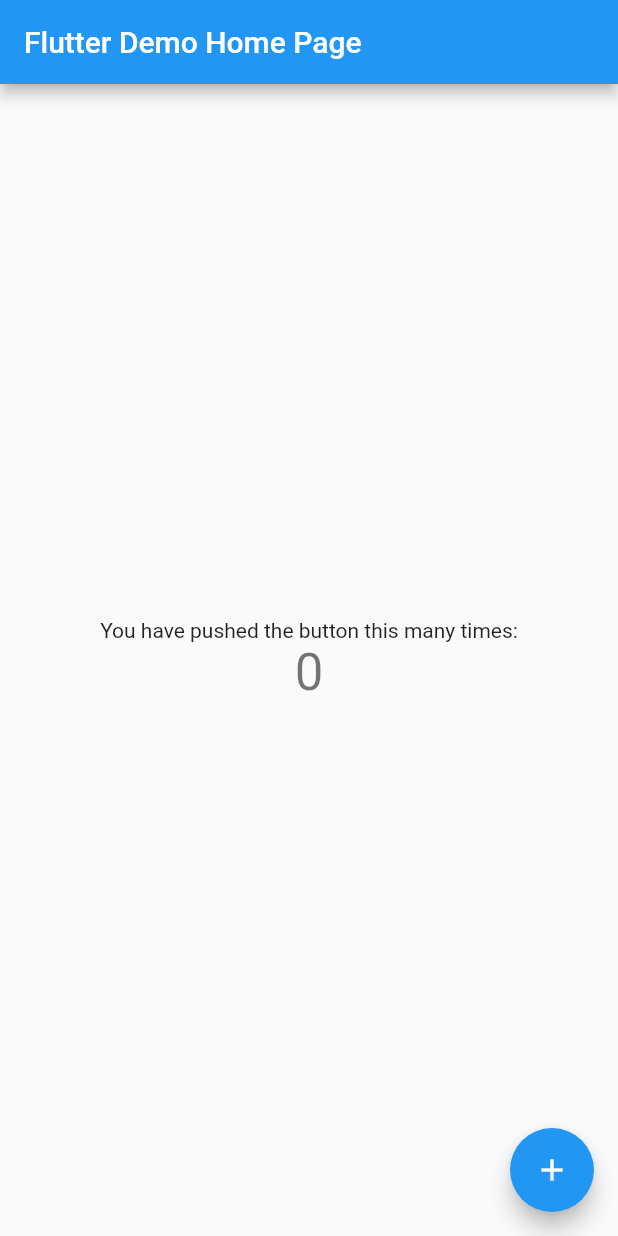
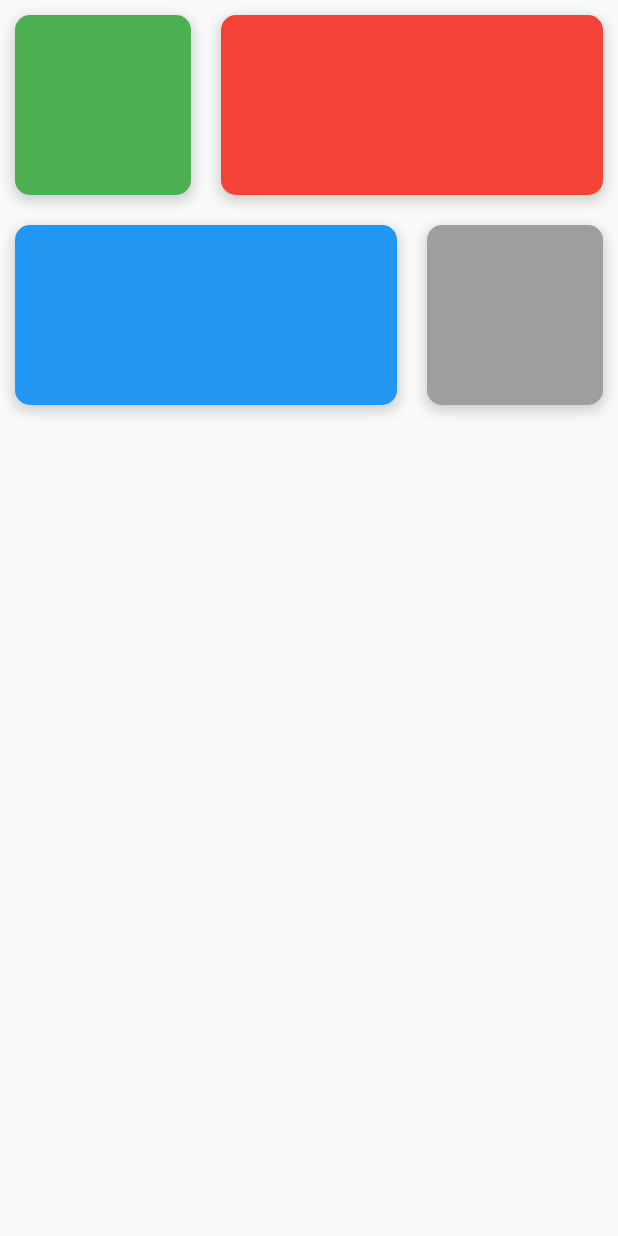
Before and after one commit to rikardro/HarmonyHub, a Flutter app: the screen it shows after launch, on a phone screen of 412 x 824 dp. Run offline on Flutter 3.47's test engine with Material 2 defaults, Android fonts, the phone set to English and light mode, and no system bars.

Commit message:
Basic cards

```diff
--- /dev/null
+++ b/healthapp/lib/dashboard/dashboard_card.dart
@@ -0,0 +1,36 @@
+import 'package:flutter/material.dart';
+
+class DashboardCard extends StatefulWidget {
+  const DashboardCard({Key? key, this.flex = 1, this.color = Colors.white}) : super(key: key);
+  final int? flex;
+  final Color? color;
+
+  @override
+  State<DashboardCard> createState() => _DashboardCardState();
+}
+
+class _DashboardCardState extends State<DashboardCard> {
+  @override
+  Widget build(BuildContext context) {
+    return Expanded(
+      flex: widget.flex!,
+      child: Container(
+        margin: EdgeInsets.all(10),
+        height: 120,
+        padding: const EdgeInsets.all(10),
+        decoration: BoxDecoration(
+          color: widget.color!,
+          borderRadius: BorderRadius.circular(10),
+          boxShadow: [
+            BoxShadow(
+              color: Colors.grey.withOpacity(0.5),
+              spreadRadius: 1,
+              blurRadius: 7,
+              offset: const Offset(0, 3), // changes position of shadow
+            ),
+          ],
+        ),
+        child: Container(),
+      ));
+  }
+}
--- /dev/null
+++ b/healthapp/lib/dashboard/dashboard_view.dart
@@ -0,0 +1,28 @@
+import 'package:flutter/material.dart';
+import 'dashboard_card.dart';
+
+class DashboardView extends StatelessWidget {
+  const DashboardView({Key? key}) : super(key: key);
+
+  @override
+  Widget build(BuildContext context) {
+    return Container(
+      child: Column(
+        children: [
+          Row(
+            children: [
+              DashboardCard(flex: 5, color: Colors.green,),
+              DashboardCard(flex: 10, color: Colors.red,),
+            ],
+          ),
+          Row(
+            children: [
+              DashboardCard(flex: 10, color: Colors.blue,),
+              DashboardCard(flex: 5, color: Colors.grey,),
+            ],
+          )
+        ],
+      ),
+    );
+  }
+}
--- a/healthapp/lib/main.dart
+++ b/healthapp/lib/main.dart
@@ -1,4 +1,5 @@
 import 'package:flutter/material.dart';
+import 'package:healthapp/dashboard/dashboard_view.dart';
 
 void main() {
   runApp(const MyApp());
@@ -13,15 +14,6 @@ class MyApp extends StatelessWidget {
     return MaterialApp(
       title: 'Flutter Demo',
       theme: ThemeData(
-        // This is the theme of your application.
-        //
-        // Try running your application with "flutter run". You'll see the
-        // application has a blue toolbar. Then, without quitting the app, try
-        // changing the primarySwatch below to Colors.green and then invoke
-        // "hot reload" (press "r" in the console where you ran "flutter run",
-        // or simply save your changes to "hot reload" in a Flutter IDE).
-        // Notice that the counter didn't reset back to zero; the application
-        // is not restarted.
         primarySwatch: Colors.blue,
       ),
       home: const MyHomePage(title: 'Flutter Demo Home Page'),
@@ -32,15 +24,6 @@ class MyApp extends StatelessWidget {
 class MyHomePage extends StatefulWidget {
   const MyHomePage({super.key, required this.title});
 
-  // This widget is the home page of your application. It is stateful, meaning
-  // that it has a State object (defined below) that contains fields that affect
-  // how it looks.
-
-  // This class is the configuration for the state. It holds the values (in this
-  // case the title) provided by the parent (in this case the App widget) and
-  // used by the build method of the State. Fields in a Widget subclass are
-  // always marked "final".
-
   final String title;
 
   @override
@@ -48,68 +31,11 @@ class MyHomePage extends StatefulWidget {
 }
 
 class _MyHomePageState extends State<MyHomePage> {
-  int _counter = 0;
-
-  void _incrementCounter() {
-    setState(() {
-      // This call to setState tells the Flutter framework that something has
-      // changed in this State, which causes it to rerun the build method below
-      // so that the display can reflect the updated values. If we changed
-      // _counter without calling setState(), then the build method would not be
-      // called again, and so nothing would appear to happen.
-      _counter++;
-    });
-  }
-
   @override
   Widget build(BuildContext context) {
-    // This method is rerun every time setState is called, for instance as done
-    // by the _incrementCounter method above.
-    //
-    // The Flutter framework has been optimized to make rerunning build methods
-    // fast, so that you can just rebuild anything that needs updating rather
-    // than having to individually change instances of widgets.
-    return Scaffold(
-      appBar: AppBar(
-        // Here we take the value from the MyHomePage object that was created by
-        // the App.build method, and use it to set our appbar title.
-        title: Text(widget.title),
-      ),
-      body: Center(
-        // Center is a layout widget. It takes a single child and positions it
-        // in the middle of the parent.
-        child: Column(
-          // Column is also a layout widget. It takes a list of children and
-          // arranges them vertically. By default, it sizes itself to fit its
-          // children horizontally, and tries to be as tall as its parent.
-          //
-          // Invoke "debug painting" (press "p" in the console, choose the
-          // "Toggle Debug Paint" action from the Flutter Inspector in Android
-          // Studio, or the "Toggle Debug Paint" command in Visual Studio Code)
-          // to see the wireframe for each widget.
-          //
-          // Column has various properties to control how it sizes itself and
-          // how it positions its children. Here we use mainAxisAlignment to
-          // center the children vertically; the main axis here is the vertical
-          // axis because Columns are vertical (the cross axis would be
-          // horizontal).
-          mainAxisAlignment: MainAxisAlignment.center,
-          children: <Widget>[
-            const Text(
-              'You have pushed the button this many times:',
-            ),
-            Text(
-              '$_counter',
-              style: Theme.of(context).textTheme.headlineMedium,
-            ),
-          ],
-        ),
-      ),
-      floatingActionButton: FloatingActionButton(
-        onPressed: _incrementCounter,
-        tooltip: 'Increment',
-        child: const Icon(Icons.add),
-      ), // This trailing comma makes auto-formatting nicer for build methods.
+
+    return const Material(
+      child: SafeArea(child: DashboardView()),
     );
   }
 }
```
